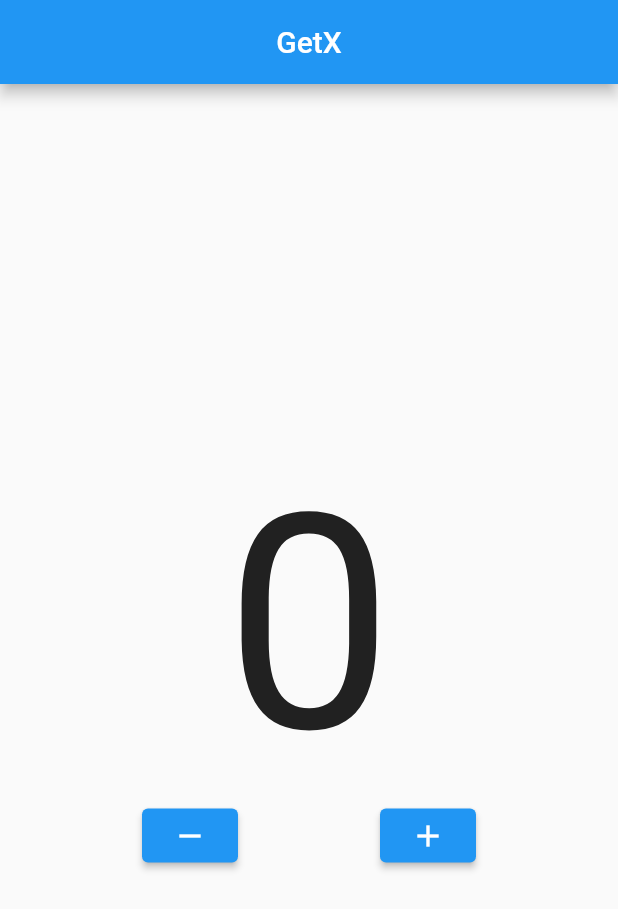
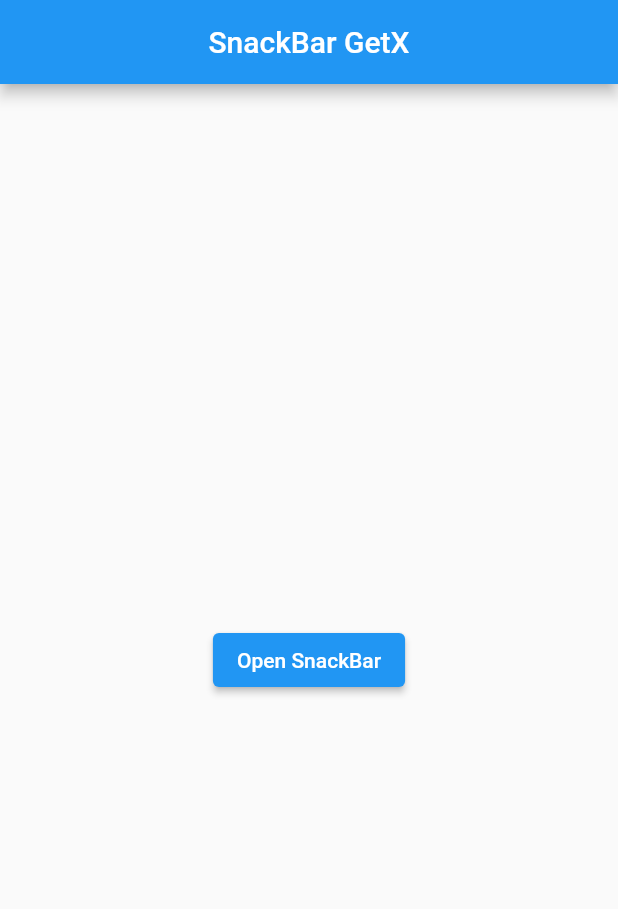
Before and after one commit to juragancode/belajar_getx, a Flutter app: the screen it shows after launch, on a phone screen of 412 x 824 dp. Shown: the top 909 px of the screen. Run offline on Flutter 3.47's test engine with Material 2 defaults, Android fonts, the phone set to English and light mode, and no system bars; our stand-ins replace get.

Commit message:
SnackBar GetX

```diff
--- a/lib/main.dart
+++ b/lib/main.dart
@@ -18,57 +18,34 @@ class MyApp extends StatelessWidget {
 }
 
 class HomePage extends StatelessWidget {
-  final myController = Get.put(alfaController());
-
   @override
   Widget build(BuildContext context) {
     return Scaffold(
       appBar: AppBar(
         centerTitle: true,
-        title: Text("GetX"),
+        title: Text("SnackBar GetX"),
       ),
       body: Center(
-        child: Column(
-          mainAxisAlignment: MainAxisAlignment.center,
-          children: [
-            Obx(() {
-              return Text(
-                "${myController.data.value}",
-                style: TextStyle(fontSize: 200),
+        child: ElevatedButton(
+            onPressed: () {
+              // ScaffoldMessenger.of(context).showSnackBar(
+              //   SnackBar(
+              //     content: Text("Halo"),
+              //     action: SnackBarAction(
+              //       label: "ini label",
+              //       onPressed: () {},
+              //     ),
+              //   ),
+              // );
+
+              Get.snackbar(
+                "Halo",
+                "This is messege!",
+                // backgroundColor: Colors.grey,
               );
-            }),
-            Row(
-              mainAxisAlignment: MainAxisAlignment.spaceEvenly,
-              children: [
-                ElevatedButton(
-                    onPressed: () {
-                      myController.decrement();
-                    },
-                    child: Icon(Icons.remove)),
-                ElevatedButton(
-                    onPressed: () {
-                      myController.increment();
-                    },
-                    child: Icon(Icons.add)),
-              ],
-            )
-          ],
-        ),
+            },
+            child: Text("Open SnackBar")),
       ),
     );
   }
 }
-
-class alfaController extends GetxController {
-  var data = 0.obs;
-//   increment() => data++;
-//   decrement() => data--;
-
-  increment() {
-    data = data + 1;
-  }
-
-  decrement() {
-    data = data - 1;
-  }
-}
```
